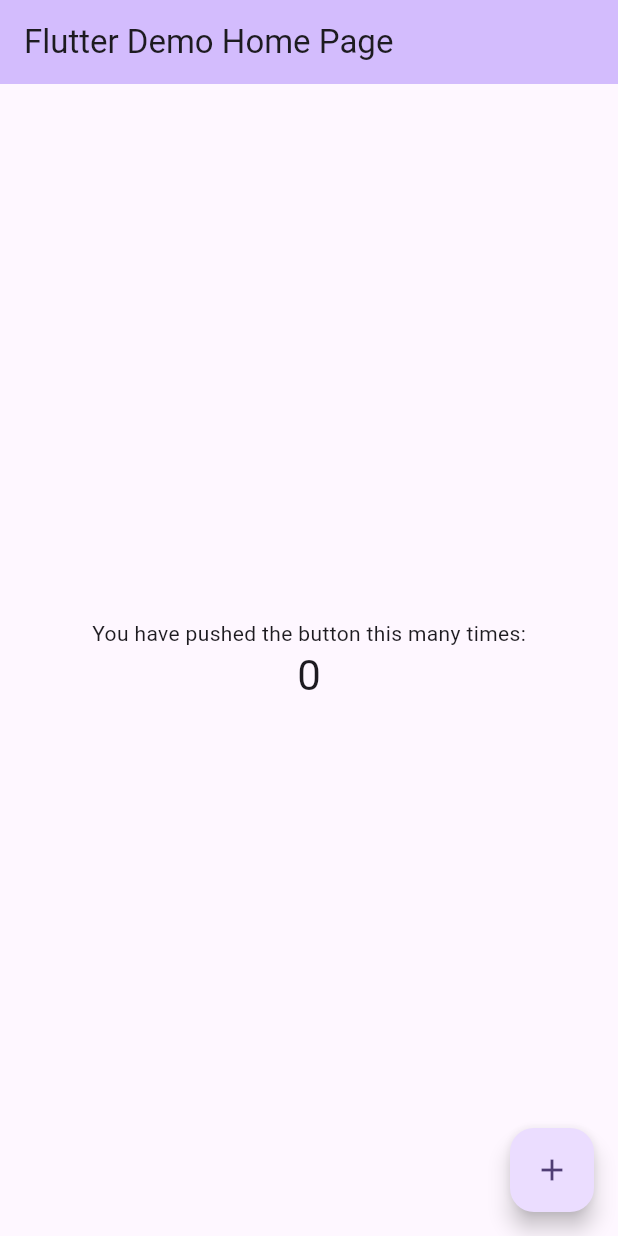
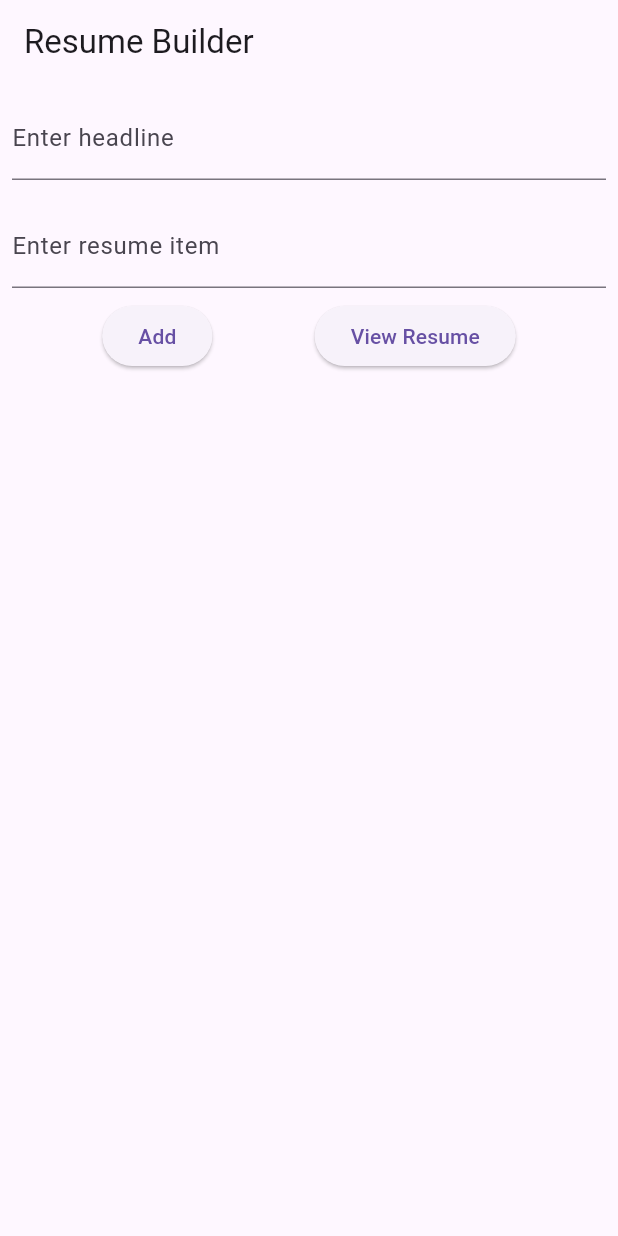
Before and after one commit to MaithriNaresh/Resume_Builder_App, a Flutter app: the screen it shows after launch, on a phone screen of 412 x 824 dp. Run offline on Flutter 3.47's test engine with Material 3 defaults, Android fonts, the phone set to English and light mode, and no system bars.

Commit message:
first commit

```diff
--- a/lib/main.dart
+++ b/lib/main.dart
@@ -1,125 +1,229 @@
 import 'package:flutter/material.dart';
+import 'package:resume_creator_project/final_resume.dart';
 
 void main() {
-  runApp(const MyApp());
+  runApp(ResumeBuilderApp());
 }
 
-class MyApp extends StatelessWidget {
-  const MyApp({super.key});
-
-  // This widget is the root of your application.
+class ResumeBuilderApp extends StatelessWidget {
   @override
   Widget build(BuildContext context) {
     return MaterialApp(
-      title: 'Flutter Demo',
+      title: 'Resume Builder',
       theme: ThemeData(
-        // This is the theme of your application.
-        //
-        // TRY THIS: Try running your application with "flutter run". You'll see
-        // the application has a purple toolbar. Then, without quitting the app,
-        // try changing the seedColor in the colorScheme below to Colors.green
-        // and then invoke "hot reload" (save your changes or press the "hot
-        // reload" button in a Flutter-supported IDE, or press "r" if you used
-        // the command line to start the app).
-        //
-        // Notice that the counter didn't reset back to zero; the application
-        // state is not lost during the reload. To reset the state, use hot
-        // restart instead.
-        //
-        // This works for code too, not just values: Most code changes can be
-        // tested with just a hot reload.
-        colorScheme: ColorScheme.fromSeed(seedColor: Colors.deepPurple),
-        useMaterial3: true,
+        primarySwatch: Colors.blue,
       ),
-      home: const MyHomePage(title: 'Flutter Demo Home Page'),
+      home: ResumeBuilderScreen(),
     );
   }
 }
 
-class MyHomePage extends StatefulWidget {
-  const MyHomePage({super.key, required this.title});
-
-  // This widget is the home page of your application. It is stateful, meaning
-  // that it has a State object (defined below) that contains fields that affect
-  // how it looks.
-
-  // This class is the configuration for the state. It holds the values (in this
-  // case the title) provided by the parent (in this case the App widget) and
-  // used by the build method of the State. Fields in a Widget subclass are
-  // always marked "final".
-
-  final String title;
-
+class ResumeBuilderScreen extends StatefulWidget {
   @override
-  State<MyHomePage> createState() => _MyHomePageState();
+  _ResumeBuilderScreenState createState() => _ResumeBuilderScreenState();
 }
 
-class _MyHomePageState extends State<MyHomePage> {
-  int _counter = 0;
+class _ResumeBuilderScreenState extends State<ResumeBuilderScreen> {
+  List<String> _resumeItems = [];
+  TextEditingController _textFieldController = TextEditingController();
+  TextEditingController _headlineController = TextEditingController();
 
-  void _incrementCounter() {
+  void _addResumeItem() {
+    String newItem = _textFieldController.text.trim();
+    String hedlineItem = _headlineController.text.trim();
+    if (newItem.isNotEmpty) {
+      setState(() {
+        _resumeItems.add("$hedlineItem : $newItem");
+
+      });
+      _textFieldController.clear();
+      _headlineController.clear();
+    }
+  }
+
+  void _updateResumeItem(int index, String newText, String newHeadline) {
+    if (newText.isNotEmpty) {
+      setState(() {
+        if (newHeadline.isNotEmpty) {
+          _resumeItems[index] = "$newHeadline: $newText";
+        } else {
+          _resumeItems[index] = newText;
+        }
+      });
+      _textFieldController.clear();
+      _headlineController.clear();// Clear the text field controller
+    }
+  }
+
+
+
+  void _deleteResumeItem(int index) {
     setState(() {
-      // This call to setState tells the Flutter framework that something has
-      // changed in this State, which causes it to rerun the build method below
-      // so that the display can reflect the updated values. If we changed
-      // _counter without calling setState(), then the build method would not be
-      // called again, and so nothing would appear to happen.
-      _counter++;
+      _resumeItems.removeAt(index);
     });
+  }
+
+  void _viewResume(BuildContext context) {
+    if (_resumeItems.isNotEmpty) {
+      showDialog(
+        context: context,
+        builder: (BuildContext context) {
+          return AlertDialog(
+            title: Text('Your Resume'),
+            content: SingleChildScrollView(
+              child: ListBody(
+                children: _resumeItems
+                    .map((item) => Text(item))
+                    .toList(),
+              ),
+            ),
+            actions: <Widget>[
+              TextButton(
+                child: Text('Close'),
+                onPressed: () {
+                  Navigator.of(context).pop();
+                },
+              ),
+            ],
+          );
+        },
+      );
+    } else {
+      showDialog(
+        context: context,
+        builder: (BuildContext context) {
+          return AlertDialog(
+            title: Text('Empty Resume'),
+            content: Text('Your resume is empty!'),
+            actions: <Widget>[
+              TextButton(
+                child: Text('Close'),
+                onPressed: () {
+                  Navigator.of(context).pop();
+                },
+              ),
+            ],
+          );
+        },
+      );
+    }
   }
 
   @override
   Widget build(BuildContext context) {
-    // This method is rerun every time setState is called, for instance as done
-    // by the _incrementCounter method above.
-    //
-    // The Flutter framework has been optimized to make rerunning build methods
-    // fast, so that you can just rebuild anything that needs updating rather
-    // than having to individually change instances of widgets.
     return Scaffold(
       appBar: AppBar(
-        // TRY THIS: Try changing the color here to a specific color (to
-        // Colors.amber, perhaps?) and trigger a hot reload to see the AppBar
-        // change color while the other colors stay the same.
-        backgroundColor: Theme.of(context).colorScheme.inversePrimary,
-        // Here we take the value from the MyHomePage object that was created by
-        // the App.build method, and use it to set our appbar title.
-        title: Text(widget.title),
+        title: Text('Resume Builder'),
       ),
-      body: Center(
-        // Center is a layout widget. It takes a single child and positions it
-        // in the middle of the parent.
-        child: Column(
-          // Column is also a layout widget. It takes a list of children and
-          // arranges them vertically. By default, it sizes itself to fit its
-          // children horizontally, and tries to be as tall as its parent.
-          //
-          // Column has various properties to control how it sizes itself and
-          // how it positions its children. Here we use mainAxisAlignment to
-          // center the children vertically; the main axis here is the vertical
-          // axis because Columns are vertical (the cross axis would be
-          // horizontal).
-          //
-          // TRY THIS: Invoke "debug painting" (choose the "Toggle Debug Paint"
-          // action in the IDE, or press "p" in the console), to see the
-          // wireframe for each widget.
-          mainAxisAlignment: MainAxisAlignment.center,
-          children: <Widget>[
-            const Text(
-              'You have pushed the button this many times:',
+      body: Column(
+        crossAxisAlignment: CrossAxisAlignment.start,
+        children: <Widget>[
+          Padding(
+            padding: EdgeInsets.all(8.0),
+            child: TextField(
+              controller: _headlineController,
+              decoration: InputDecoration(
+                labelText: 'Enter headline',
+              ),
             ),
-            Text(
-              '$_counter',
-              style: Theme.of(context).textTheme.headlineMedium,
+          ),
+          Padding(
+            padding: EdgeInsets.all(8.0),
+            child: TextField(
+              controller: _textFieldController,
+              decoration: InputDecoration(
+                labelText: 'Enter resume item',
+              ),
             ),
-          ],
-        ),
+          ),
+          Row(
+            mainAxisAlignment: MainAxisAlignment.spaceEvenly,
+            children: <Widget>[
+              ElevatedButton(
+                onPressed: _addResumeItem,
+                child: Text('Add'),
+              ),
+              ElevatedButton(
+                onPressed: () {
+                  Navigator.push(context, MaterialPageRoute(builder: (context)=> FinalResume(resumeItem: _resumeItems)));
+                },
+                child: Text('View Resume'),
+              ),
+            ],
+          ),
+          Expanded(
+            child: ReorderableListView(
+              children: _resumeItems
+                  .map((item) => ListTile(
+                key: ValueKey(item),
+                title: Text(item.split(': ')[0]), // Show only the resume item text
+                subtitle: item.contains(': ') ? Text(item.split(': ')[1]) : null,
+                // leading: Icon(Icons.drag_handle),
+                onTap: () {
+                  showDialog(
+                    context: context,
+                    builder: (BuildContext context) {
+                      return AlertDialog(
+                        title: const Text('Edit Item'),
+                        content: Column(
+                          mainAxisSize: MainAxisSize.min,
+                          children: [
+                            TextField(
+                              decoration: InputDecoration(labelText: "headline"),
+                              controller: _headlineController,
+                            ),
+                          TextField(
+                            decoration: InputDecoration(labelText: "resumeItem"),
+                            controller: _textFieldController,
+                          ),
+
+                        ],),
+                        actions: <Widget>[
+                          TextButton(
+                            child: Text('Cancel'),
+                            onPressed: () {
+                              Navigator.of(context).pop();
+                            },
+                          ),
+                          TextButton(
+                            child: Text('Update'),
+                            onPressed: () {
+                              String newText = _textFieldController.text.trim();
+                              String newHeadline = _headlineController.text.trim();
+                              if (newText.isNotEmpty || newHeadline.isNotEmpty) {
+                                String updatedItem = newHeadline.isNotEmpty ? "$newText: $newHeadline" : newText;
+                                _updateResumeItem(_resumeItems.indexOf(item),newText,newHeadline);
+                              }
+
+                              Navigator.of(context).pop();
+                            },
+                          ),
+                        ],
+                      );
+                    },
+                  );
+                },
+                trailing: IconButton(
+                  icon: Icon(Icons.delete),
+                  onPressed: () {
+                    _deleteResumeItem(_resumeItems.indexOf(item));
+                  },
+                ),
+              ))
+                  .toList(),
+              onReorder: (oldIndex, newIndex) {
+                setState(() {
+                  if (newIndex > oldIndex) {
+                    newIndex -= 1;
+                  }
+                  String item = _resumeItems.removeAt(oldIndex);
+                  _resumeItems.insert(newIndex, item);
+                });
+              },
+            ),
+          ),
+        ],
       ),
-      floatingActionButton: FloatingActionButton(
-        onPressed: _incrementCounter,
-        tooltip: 'Increment',
-        child: const Icon(Icons.add),
-      ), // This trailing comma makes auto-formatting nicer for build methods.
     );
   }
 }
```
Also changed, not shown: lib/final_resume.dart (added, +35 -0 lines).
